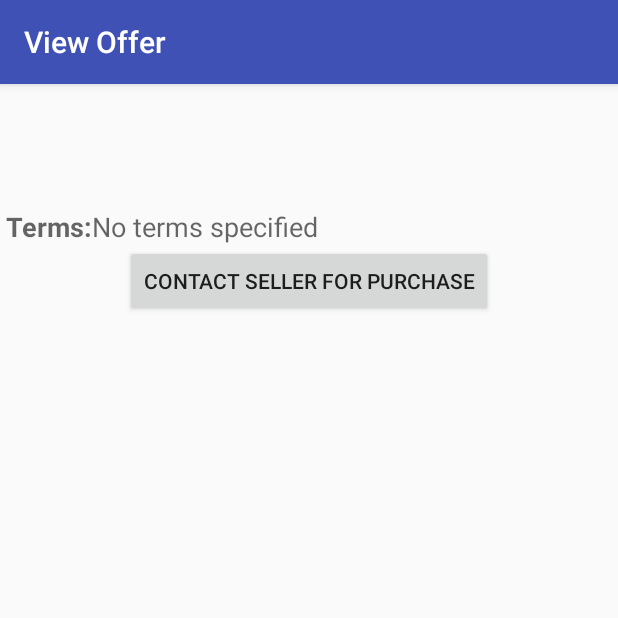
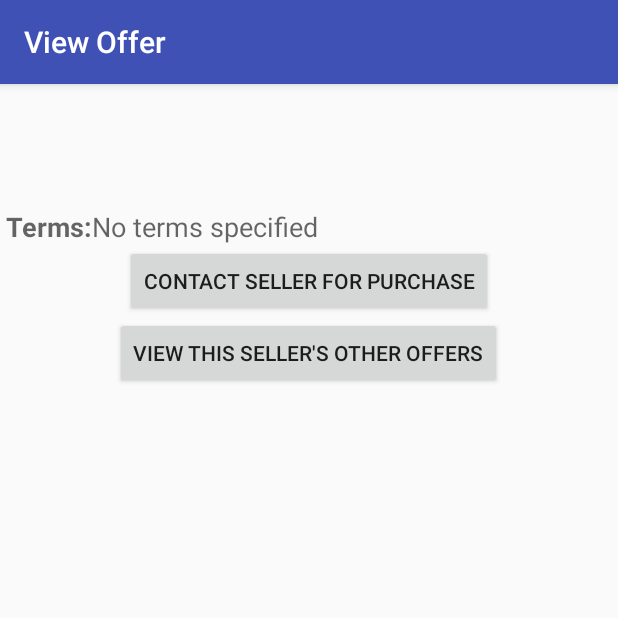
Before and after one commit to ddalcino/BuyNutsProto, an Android app: the ViewSellOfferActivity screen opened directly, with no data from a screen before it, on a phone screen of 412 x 824 dp, the top half of it. Run offline under Robolectric (Android 15) with nearby library versions, the phone set to English and light mode, and no system bars; 4 statements that could not run were skipped.

Commit message:
Added button for "View This Seller's Other Offers"

```diff
--- a/app/src/main/java/com/cs4310/epsilon/buynutsproto/activities/Constants.java
+++ b/app/src/main/java/com/cs4310/epsilon/buynutsproto/activities/Constants.java
@@ -15,6 +15,7 @@ public class Constants {
     static final String COMMODITY_KEY = "commodity";
     static final String EDIT_OFFER_KEY = "editSellOffer";
     static final String VIEW_OFFER_KEY = "viewSellOffer";
+    static final String SELLER_ID_KEY = "sellerId";
 
     public static final long INVALID_USER_ID = -1l;
 }
--- a/app/src/main/java/com/cs4310/epsilon/buynutsproto/activities/SetSearchFilterActivity.java
+++ b/app/src/main/java/com/cs4310/epsilon/buynutsproto/activities/SetSearchFilterActivity.java
@@ -20,7 +20,7 @@ import com.cs4310.epsilon.nutsinterface.UnitsWt;
 
 public class SetSearchFilterActivity extends AppCompatActivity {
 
-    private static final String TAG = Constants.TAG_ACTIVITY_PREFIX + "SetSearchFilter";
+    private static final String TAG = Constants.TAG_ACTIVITY_PREFIX + "SetSearchFil";
 
     public static final String SEARCH_FILTER_KEY = "filter";
 
--- a/app/src/main/java/com/cs4310/epsilon/buynutsproto/activities/ViewSellOfferActivity.java
+++ b/app/src/main/java/com/cs4310/epsilon/buynutsproto/activities/ViewSellOfferActivity.java
@@ -1,5 +1,6 @@
 package com.cs4310.epsilon.buynutsproto.activities;
 
+import android.content.Intent;
 import android.support.v7.app.AppCompatActivity;
 import android.os.Bundle;
 import android.util.Log;
@@ -15,7 +16,7 @@ import com.cs4310.epsilon.nutsinterface.SellOfferFront;
  * An activity used to provide a detailed look at a SellOfferFront object.
  */
 public class ViewSellOfferActivity extends AppCompatActivity {
-    private static final String TAG = Constants.TAG_ACTIVITY_PREFIX + "ViewSellOffer";
+    private static final String TAG = Constants.TAG_ACTIVITY_PREFIX + "ViewSellOfr";
 
     @Override
     protected void onCreate(Bundle savedInstanceState) {
@@ -69,5 +70,35 @@ public class ViewSellOfferActivity extends AppCompatActivity {
                 }
             }
         });
+
+        // Set OnClickListener for 'View Seller's Other Offers"
+        Button btnViewSellersOffers = (Button) findViewById(R.id.btnViewSellersOffers);
+        btnViewSellersOffers.setOnClickListener(new View.OnClickListener() {
+            @Override
+            public void onClick(View v) {
+                // send the sellerID back to News
+                try {
+                    Long sellerId = Long.parseLong(sellOffer.getSellerId());
+
+                    // make new Intent to send back to NewsActivity
+                    Intent intent = new Intent();
+
+                    // fill intent with seller's id
+                    intent.putExtra(Constants.SELLER_ID_KEY, sellerId);
+
+                    setResult(RESULT_OK, intent);
+                    // now NewsActivity has an idea of what's in the search filter
+
+                    Log.i(TAG, String.format("Sending sellerID=%d to NewsActivity", sellerId));
+
+                    // Close down the activity and send the user back to NewsActivity
+                    ViewSellOfferActivity.this.finish();
+
+                    //startActivity(new Intent(ViewSellOfferActivity.this, ContactSellerActivity.class));
+                } catch (NumberFormatException e) {
+                    e.printStackTrace();
+                }
+            }
+        });
     }
 }
--- a/app/src/main/res/layout/activity_view_sell_offer.xml
+++ b/app/src/main/res/layout/activity_view_sell_offer.xml
@@ -62,5 +62,12 @@
             android:id="@+id/btnContactSeller"
             android:layout_gravity="center_horizontal" />
 
+        <Button
+            android:layout_width="wrap_content"
+            android:layout_height="wrap_content"
+            android:text="@string/btn_view_sellers_other_offers"
+            android:id="@+id/btnViewSellersOffers"
+            android:layout_gravity="center_horizontal" />
+
     </LinearLayout>
 </RelativeLayout>
--- a/app/src/main/res/values/strings.xml
+++ b/app/src/main/res/values/strings.xml
@@ -72,5 +72,6 @@
     <string name="key_saved_password">savedPassword</string>
     <string name="key_saved_filter">savedFilter</string>
     <string name="key_saved_units_weight">savedUnitsWt</string>
+    <string name="btn_view_sellers_other_offers">View This Seller\'s Other Offers</string>
 
 </resources>
```
Also changed, not shown: app/src/main/java/com/cs4310/epsilon/buynutsproto/activities/NewsActivity.java (+20 -3 lines).
